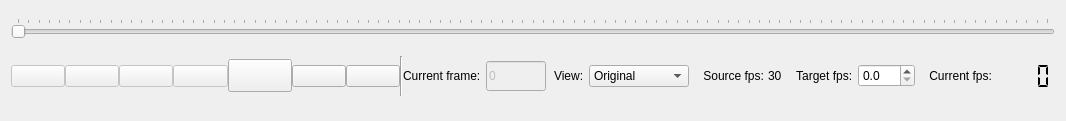
Before: the Qt Designer form BioTracker/CoreApp/BioTracker/View/VideoControllWidget.ui in BioroboticsLab/biotracker_core, drawn with Qt 5.
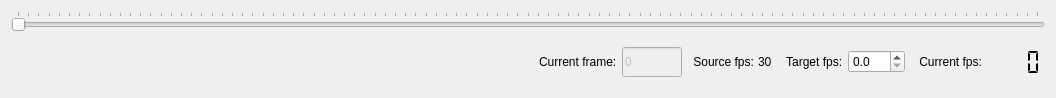
After: the same form once the commit is applied. Icons and pictures are not drawn.

Patch:
```diff
--- a/BioTracker/CoreApp/BioTracker/View/VideoControllWidget.ui
+++ b/BioTracker/CoreApp/BioTracker/View/VideoControllWidget.ui
@@ -9,8 +9,8 @@
    <rect>
     <x>0</x>
     <y>0</y>
-    <width>1066</width>
-    <height>121</height>
+    <width>1056</width>
+    <height>98</height>
    </rect>
   </property>
   <property name="sizePolicy">
@@ -29,11 +29,17 @@
       <bool>false</bool>
      </property>
      <property name="sizePolicy">
-      <sizepolicy hsizetype="Minimum" vsizetype="Fixed">
+      <sizepolicy hsizetype="Minimum" vsizetype="MinimumExpanding">
        <horstretch>0</horstretch>
        <verstretch>0</verstretch>
       </sizepolicy>
      </property>
+     <property name="maximumSize">
+      <size>
+       <width>16777215</width>
+       <height>30</height>
+      </size>
+     </property>
      <property name="toolTip">
       <string>Show the current state of the video. Slide to desired frame</string>
      </property>
@@ -69,7 +75,7 @@
    <item>
     <widget class="QScrollArea" name="scrollAreaVideoInfo">
      <property name="sizePolicy">
-      <sizepolicy hsizetype="Expanding" vsizetype="Fixed">
+      <sizepolicy hsizetype="Expanding" vsizetype="MinimumExpanding">
        <horstretch>0</horstretch>
        <verstretch>0</verstretch>
       </sizepolicy>
@@ -94,7 +100,7 @@
        <rect>
         <x>0</x>
         <y>0</y>
-        <width>1048</width>
+        <width>1038</width>
         <height>50</height>
        </rect>
       </property>
@@ -144,212 +150,6 @@
           <property name="bottomMargin">
            <number>0</number>
           </property>
-          <item>
-           <widget class="QPushButton" name="button_previousFrame">
-            <property name="enabled">
-             <bool>false</bool>
-            </property>
-            <property name="toolTip">
-             <string>Previous Frame</string>
-            </property>
-            <property name="styleSheet">
-             <string notr="true"/>
-            </property>
-            <property name="text">
-             <string/>
-            </property>
-            <property name="icon">
-             <iconset resource="../guiresources.qrc">
-              <normaloff>:/Images/resources/arrows-skip-back.png</normaloff>:/Images/resources/arrows-skip-back.png</iconset>
-            </property>
-            <property name="iconSize">
-             <size>
-              <width>32</width>
-              <height>32</height>
-             </size>
-            </property>
-            <property name="shortcut">
-             <string>Left</string>
-            </property>
-           </widget>
-          </item>
-          <item>
-           <widget class="QPushButton" name="button_playPause">
-            <property name="enabled">
-             <bool>false</bool>
-            </property>
-            <property name="toolTip">
-             <string>Play/Pause</string>
-            </property>
-            <property name="styleSheet">
-             <string notr="true"/>
-            </property>
-            <property name="text">
-             <string/>
-            </property>
-            <property name="icon">
-             <iconset resource="../guiresources.qrc">
-              <normaloff>:/Images/resources/arrow-forward1.png</normaloff>:/Images/resources/arrow-forward1.png</iconset>
-            </property>
-            <property name="iconSize">
-             <size>
-              <width>32</width>
-              <height>32</height>
-             </size>
-            </property>
-            <property name="shortcut">
-             <string>Space</string>
-            </property>
-           </widget>
-          </item>
-          <item>
-           <widget class="QPushButton" name="button_stop">
-            <property name="enabled">
-             <bool>false</bool>
-            </property>
-            <property name="toolTip">
-             <string>Stop</string>
-            </property>
-            <property name="statusTip">
-             <string/>
-            </property>
-            <property name="styleSheet">
-             <string notr="true"/>
-            </property>
-            <property name="text">
-             <string/>
-            </property>
-            <property name="icon">
-             <iconset resource="../guiresources.qrc">
-              <normaloff>:/Images/resources/stop.png</normaloff>:/Images/resources/stop.png</iconset>
-            </property>
-            <property name="iconSize">
-             <size>
-              <width>32</width>
-              <height>32</height>
-             </size>
-            </property>
-            <property name="shortcut">
-             <string>Ctrl+Space</string>
-            </property>
-           </widget>
-          </item>
-          <item>
-           <widget class="QPushButton" name="button_nextFrame">
-            <property name="enabled">
-             <bool>false</bool>
-            </property>
-            <property name="toolTip">
-             <string>Next Frame</string>
-            </property>
-            <property name="statusTip">
-             <string/>
-            </property>
-            <property name="styleSheet">
-             <string notr="true"/>
-            </property>
-            <property name="text">
-             <string/>
-            </property>
-            <property name="icon">
-             <iconset resource="../guiresources.qrc">
-              <normaloff>:/Images/resources/arrows-skip-forward.png</normaloff>:/Images/resources/arrows-skip-forward.png</iconset>
-            </property>
-            <property name="iconSize">
-             <size>
-              <width>32</width>
-              <height>32</height>
-             </size>
-            </property>
-            <property name="shortcut">
-             <string>Right</string>
-            </property>
-           </widget>
-          </item>
-          <item>
-           <widget class="QPushButton" name="button_screenshot">
-            <property name="enabled">
-             <bool>true</bool>
-            </property>
-            <property name="font">
-             <font>
-              <pointsize>16</pointsize>
-              <weight>75</weight>
-              <italic>false</italic>
-              <bold>true</bold>
-             </font>
-            </property>
-            <property name="toolTip">
-             <string>Take a screenshot</string>
-            </property>
-            <property name="statusTip">
-             <string/>
-            </property>
-            <property name="styleSheet">
-             <string notr="true"/>
-            </property>
-            <property name="text">
-             <string/>
-            </property>
-            <property name="icon">
-             <iconset resource="../guiresources.qrc">
-              <normaloff>:/Images/resources/screenshot.png</normaloff>:/Images/resources/screenshot.png</iconset>
-            </property>
-            <property name="iconSize">
-             <size>
-              <width>32</width>
-              <height>32</height>
-             </size>
-            </property>
-           </widget>
-          </item>
-          <item>
-           <widget class="QPushButton" name="button_record_cam">
-            <property name="toolTip">
-             <string>Record the camera output / video</string>
-            </property>
-            <property name="text">
-             <string/>
-            </property>
-            <property name="icon">
-             <iconset resource="../guiresources.qrc">
-              <normaloff>:/Images/resources/recordCam.png</normaloff>:/Images/resources/recordCam.png</iconset>
-            </property>
-            <property name="iconSize">
-             <size>
-              <width>32</width>
-              <height>32</height>
-             </size>
-            </property>
-           </widget>
-          </item>
-          <item>
-           <widget class="QPushButton" name="button_record">
-            <property name="toolTip">
-             <string>Record the camera / video output with tracking overlay</string>
-            </property>
-            <property name="text">
-             <string/>
-            </property>
-            <property name="icon">
-             <iconset resource="../guiresources.qrc">
-              <normaloff>:/Images/resources/record.png</normaloff>:/Images/resources/record.png</iconset>
-            </property>
-            <property name="iconSize">
-             <size>
-              <width>32</width>
-              <height>32</height>
-             </size>
-            </property>
-           </widget>
-          </item>
-          <item>
-           <widget class="Line" name="line_3">
-            <property name="orientation">
-             <enum>Qt::Vertical</enum>
-            </property>
-           </widget>
-          </item>
           <item alignment="Qt::AlignRight">
            <widget class="QWidget" name="widget_6" native="true">
             <property name="sizePolicy">
@@ -442,73 +242,6 @@
                </layout>
               </widget>
              </item>
-             <item alignment="Qt::AlignRight">
-              <widget class="QWidget" name="widget_2" native="true">
-               <property name="sizePolicy">
-                <sizepolicy hsizetype="Preferred" vsizetype="Minimum">
-                 <horstretch>0</horstretch>
-                 <verstretch>0</verstretch>
-                </sizepolicy>
-               </property>
-               <layout class="QHBoxLayout" name="horizontalLayout_2">
-                <property name="spacing">
-                 <number>5</number>
-                </property>
-                <property name="leftMargin">
-                 <number>3</number>
-                </property>
-                <property name="topMargin">
-                 <number>0</number>
-                </property>
-                <property name="rightMargin">
-                 <number>3</number>
-                </property>
-                <property name="bottomMargin">
-                 <number>0</number>
-                </property>
-                <item>
-                 <widget class="QLabel" name="labelView">
-                  <property name="sizePolicy">
-                   <sizepolicy hsizetype="Preferred" vsizetype="Minimum">
-                    <horstretch>0</horstretch>
-                    <verstretch>0</verstretch>
-                   </sizepolicy>
-                  </property>
-                  <property name="text">
-                   <string>View:</string>
-                  </property>
-                 </widget>
-                </item>
-                <item>
-                 <widget class="QComboBox" name="comboBoxSelectedView">
-                  <property name="sizePolicy">
-                   <sizepolicy hsizetype="Preferred" vsizetype="Fixed">
-                    <horstretch>0</horstretch>
-                    <verstretch>0</verstretch>
-                   </sizepolicy>
-                  </property>
-                  <property name="minimumSize">
-                   <size>
-                    <width>100</width>
-                    <height>0</height>
-                   </size>
-                  </property>
-                  <property name="baseSize">
-                   <size>
-                    <width>0</width>
-                    <height>0</height>
-                   </size>
-                  </property>
-                  <item>
-                   <property name="text">
-                    <string>Original</string>
-                   </property>
-                  </item>
-                 </widget>
-                </item>
-               </layout>
-              </widget>
-             </item>
              <item alignment="Qt::AlignRight">
               <widget class="QWidget" name="widget_4" native="true">
                <property name="sizePolicy">
```
